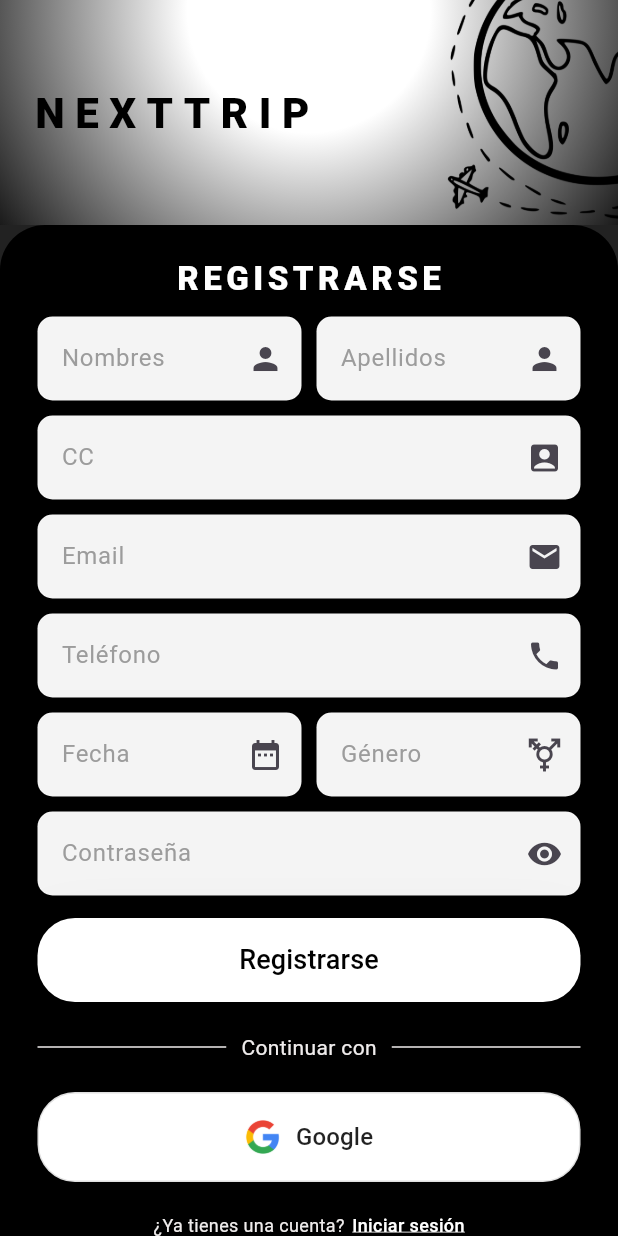
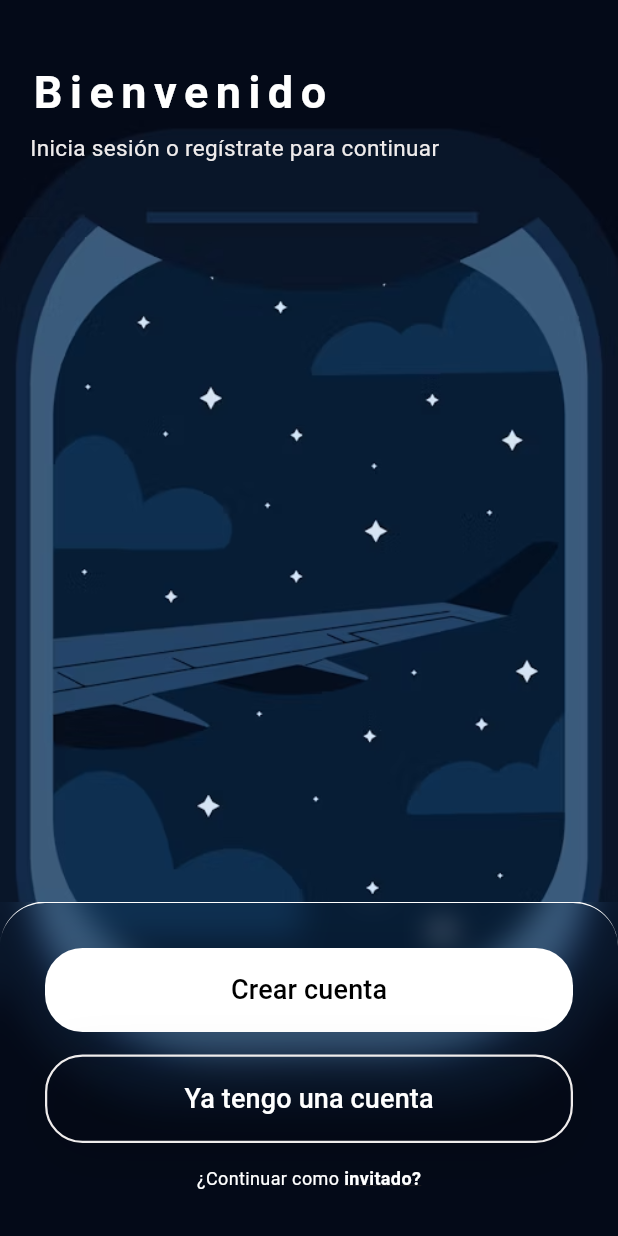
Before and after one commit to ELDIABE22/next_trip_flutter, a Flutter app: the screen it shows after launch, on a phone screen of 412 x 824 dp. Run offline on Flutter 3.47's test engine with Material 3 defaults, Android fonts, the phone set to English and light mode, and no system bars; our stand-ins replace google_fonts, table_calendar; Roboto replaces fonts that are missing (Prompt).

Commit message:
Implementación de la página de inicio

```diff
--- a/lib/core/widgets/custom_button.dart
+++ b/lib/core/widgets/custom_button.dart
@@ -7,6 +7,7 @@ class CustomButton extends StatelessWidget {
   final double? width;
   final Color? backgroundColor;
   final Color? textColor;
+  final Color? borderColor;
 
   const CustomButton({
     super.key,
@@ -15,6 +16,7 @@ class CustomButton extends StatelessWidget {
     this.width,
     this.backgroundColor,
     this.textColor,
+    this.borderColor,
   });
 
   @override
@@ -32,6 +34,9 @@ class CustomButton extends StatelessWidget {
             ),
           ],
           borderRadius: BorderRadius.circular(25),
+          border: borderColor != null
+              ? Border.all(color: borderColor!, width: 1.5)
+              : null,
         ),
         child: ElevatedButton(
           onPressed: onPressed,
--- /dev/null
+++ b/lib/features/home/presentation/page/home_page.dart
@@ -0,0 +1,55 @@
+import 'package:flutter/material.dart';
+import 'package:next_trip/features/home/presentation/widgets/welcome_actions.dart';
+
+class HomePage extends StatelessWidget {
+  const HomePage({super.key});
+
+  @override
+  Widget build(BuildContext context) {
+    return Scaffold(
+      body: Stack(
+        children: [
+          // Fondo
+          Image.asset(
+            "assets/images/welcome.webp",
+            fit: BoxFit.cover,
+            width: double.infinity,
+            height: double.infinity,
+          ),
+
+          // Texto arriba a la izquierda
+          Positioned(
+            top: 40,
+            left: 20,
+            child: Column(
+              crossAxisAlignment: CrossAxisAlignment.start,
+              children: const [
+                Text(
+                  "Bienvenido",
+                  style: TextStyle(
+                    color: Colors.white,
+                    fontSize: 30,
+                    fontWeight: FontWeight.bold,
+                    letterSpacing: 5,
+                  ),
+                ),
+                SizedBox(height: 5),
+                Text(
+                  "Inicia sesión o regístrate para continuar",
+                  style: TextStyle(
+                    color: Color(0xFFEFECEC),
+                    fontSize: 15,
+                    fontWeight: FontWeight.w400,
+                  ),
+                ),
+              ],
+            ),
+          ),
+
+          // Botón fijo abajo
+          const WelcomeActions(),
+        ],
+      ),
+    );
+  }
+}
--- /dev/null
+++ b/lib/features/home/presentation/widgets/welcome_actions.dart
@@ -0,0 +1,96 @@
+import 'dart:ui';
+import 'package:flutter/material.dart';
+import 'package:next_trip/core/widgets/custom_button.dart';
+import 'package:next_trip/features/auth/presentation/page/login_page.dart';
+import 'package:next_trip/features/auth/presentation/page/register_page.dart';
+import 'package:flutter/gestures.dart';
+
+class WelcomeActions extends StatelessWidget {
+  const WelcomeActions({super.key});
+
+  @override
+  Widget build(BuildContext context) {
+    return Positioned(
+      bottom: 0,
+      left: 0,
+      right: 0,
+      child: ClipRect(
+        child: BackdropFilter(
+          filter: ImageFilter.blur(sigmaX: 10, sigmaY: 10),
+          child: Container(
+            decoration: BoxDecoration(
+              color: const Color(0xFFFFFFFF).withValues(alpha: -0.5),
+              borderRadius: BorderRadius.only(
+                topLeft: Radius.circular(30),
+                topRight: Radius.circular(30),
+              ),
+              border: const Border(
+                top: BorderSide(color: Colors.white, width: 1),
+              ),
+            ),
+            padding: const EdgeInsets.symmetric(horizontal: 30, vertical: 30),
+            child: Column(
+              children: [
+                CustomButton(
+                  text: "Crear cuenta",
+                  backgroundColor: Colors.white,
+                  textColor: Colors.black,
+                  onPressed: () {
+                    Navigator.push(
+                      context,
+                      MaterialPageRoute(
+                        builder: (context) => const RegisterPage(),
+                      ),
+                    );
+                  },
+                ),
+
+                SizedBox(height: 15),
+
+                CustomButton(
+                  text: "Ya tengo una cuenta",
+                  borderColor: const Color(0xFFEFECEC),
+                  backgroundColor: Colors.transparent,
+                  onPressed: () {
+                    Navigator.push(
+                      context,
+                      MaterialPageRoute(
+                        builder: (context) => const LoginPage(),
+                      ),
+                    );
+                  },
+                ),
+
+                SizedBox(height: 15),
+
+                Text.rich(
+                  TextSpan(
+                    children: [
+                      const TextSpan(
+                        text: "¿Continuar como ",
+                        style: TextStyle(color: Colors.white, fontSize: 12),
+                      ),
+                      TextSpan(
+                        text: "invitado?",
+                        style: const TextStyle(
+                          color: Colors.white,
+                          fontWeight: FontWeight.bold,
+                          fontSize: 12,
+                          decoration: TextDecoration.underline,
+                        ),
+                        recognizer: TapGestureRecognizer()
+                          ..onTap = () {
+                            Navigator.pushNamed(context, '/flights');
+                          },
+                      ),
+                    ],
+                  ),
+                ),
+              ],
+            ),
+          ),
+        ),
+      ),
+    );
+  }
+}
--- a/lib/main.dart
+++ b/lib/main.dart
@@ -5,6 +5,7 @@ import 'package:next_trip/features/auth/presentation/page/register_page.dart';
 import 'package:next_trip/features/flights/presentation/pages/flight_search_page.dart';
 import 'package:next_trip/features/hotels/presentation/page/hotel_search_page.dart';
 import 'package:next_trip/features/cars/presentation/pages/car_search_page.dart';
+import 'package:next_trip/features/home/presentation/page/home_page.dart';
 
 void main() {
   runApp(const MainApp());
@@ -17,8 +18,9 @@ class MainApp extends StatelessWidget {
   Widget build(BuildContext context) {
     return MaterialApp(
       theme: ThemeData(textTheme: GoogleFonts.promptTextTheme()),
-      initialRoute: '/register',
+      initialRoute: '/home',
       routes: {
+        '/home': (context) => const HomePage(),
         '/login': (context) => const LoginPage(),
         '/register': (context) => const RegisterPage(),
         '/flights': (context) => const FlightSearchPage(),
```
Also changed, not shown: lib/features/auth/presentation/page/login_page.dart (+18 -2 lines), lib/features/auth/presentation/page/register_page.dart (+19 -2 lines).
